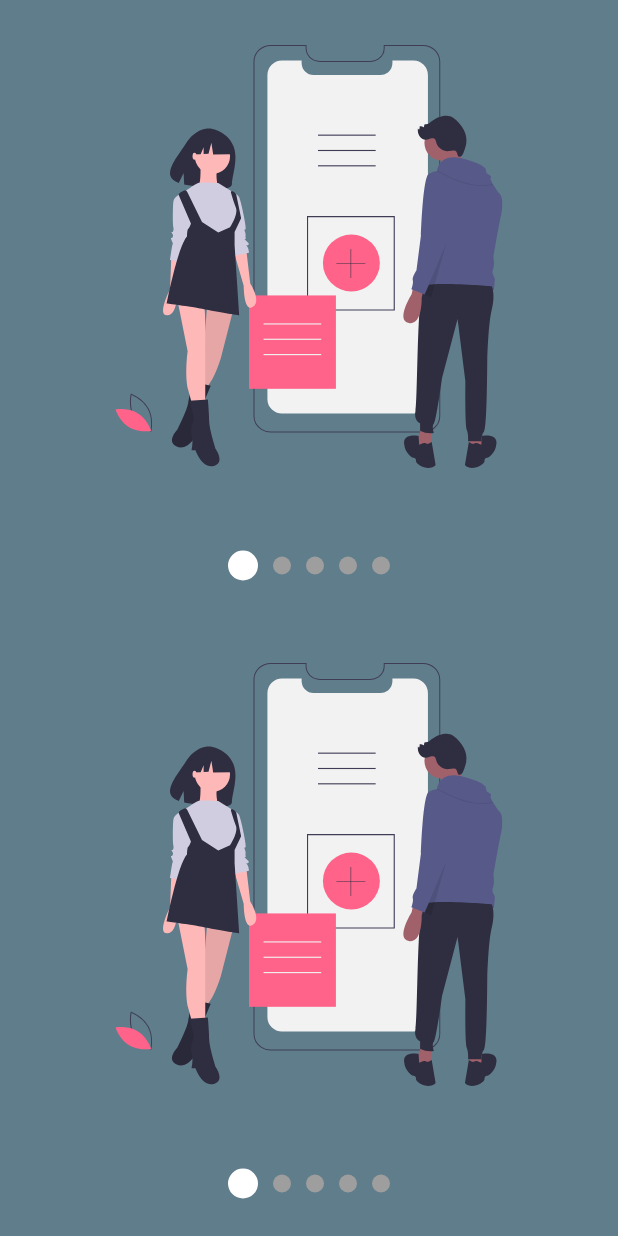
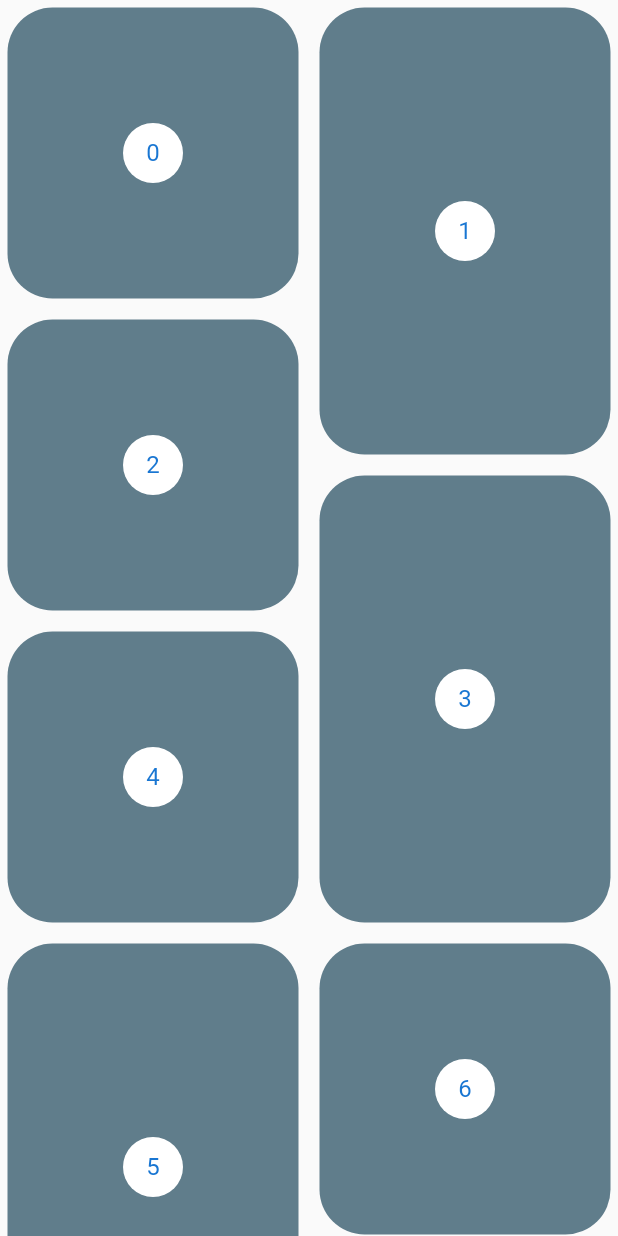
Before and after one commit to eliezerantonio/desenhos_animacoes, a Flutter app: the screen it shows after launch, on a phone screen of 412 x 824 dp. Run offline on Flutter 3.47's test engine with Material 2 defaults, Android fonts, the phone set to English and light mode, and no system bars; our stand-ins replace animate_do, assets_audio_player, flutter_svg, font_awesome_flutter.

Commit message:
pinterestmenu

```diff
--- a/01_custom_painter/lib/main.dart
+++ b/01_custom_painter/lib/main.dart
@@ -1,6 +1,7 @@
 import 'package:flutter/material.dart';
 
 import 'src/labs/slide_show_page.dart';
+import 'src/pages/pinterest_page.dart';
 import 'src/pages/slideshow_page.dart';
 
 void main() => runApp(MyApp());
@@ -13,7 +14,7 @@
     return MaterialApp(
       debugShowCheckedModeBanner: false,
       title: 'Desenho App',
-      home: SlideshowPage(),
+      home: PinterestPage(),
     );
   }
 }
--- /dev/null
+++ b/01_custom_painter/lib/src/pages/pinterest_page.dart
@@ -0,0 +1,52 @@
+import 'package:flutter/material.dart';
+import 'package:flutter_staggered_grid_view/flutter_staggered_grid_view.dart';
+
+class PinterestPage extends StatelessWidget {
+  @override
+  Widget build(BuildContext context) {
+    return Scaffold(
+      body: Center(
+        child: PinterestGrid(),
+      ),
+    );
+  }
+}
+
+class PinterestGrid extends StatelessWidget {
+  final List<int> items = List.generate(200, (index) => index);
+  @override
+  Widget build(BuildContext context) {
+    return new StaggeredGridView.countBuilder(
+      crossAxisCount: 4,
+      itemCount: items.length,
+      itemBuilder: (BuildContext context, int index) =>
+          _PinterestItem(index: index),
+      staggeredTileBuilder: (int index) =>
+          new StaggeredTile.count(2, index.isEven ? 2 : 3),
+      mainAxisSpacing: 4.0,
+      crossAxisSpacing: 4.0,
+    );
+  }
+}
+
+class _PinterestItem extends StatelessWidget {
+  final int index;
+
+  const _PinterestItem({Key key, this.index}) : super(key: key);
+
+  @override
+  Widget build(BuildContext context) {
+    return new Container(
+        margin: EdgeInsets.all(5),
+        decoration: BoxDecoration(
+          color: Colors.blueGrey,
+          borderRadius: BorderRadius.circular(30),
+        ),
+        child: new Center(
+          child: new CircleAvatar(
+            backgroundColor: Colors.white,
+            child: new Text('$index'),
+          ),
+        ));
+  }
+}
--- a/01_custom_painter/pubspec.yaml
+++ b/01_custom_painter/pubspec.yaml
@@ -24,8 +24,9 @@
   cupertino_icons: ^1.0.0
   flutter:
     sdk: flutter
+  flutter_staggered_grid_view: ^0.4.1
+  flutter_svg: ^0.19.3
   provider: ^4.0.4
-  flutter_svg: ^0.19.3
 
 dev_dependencies:
   flutter_test:
```
Also changed, not shown: 01_custom_painter/pubspec.lock.
